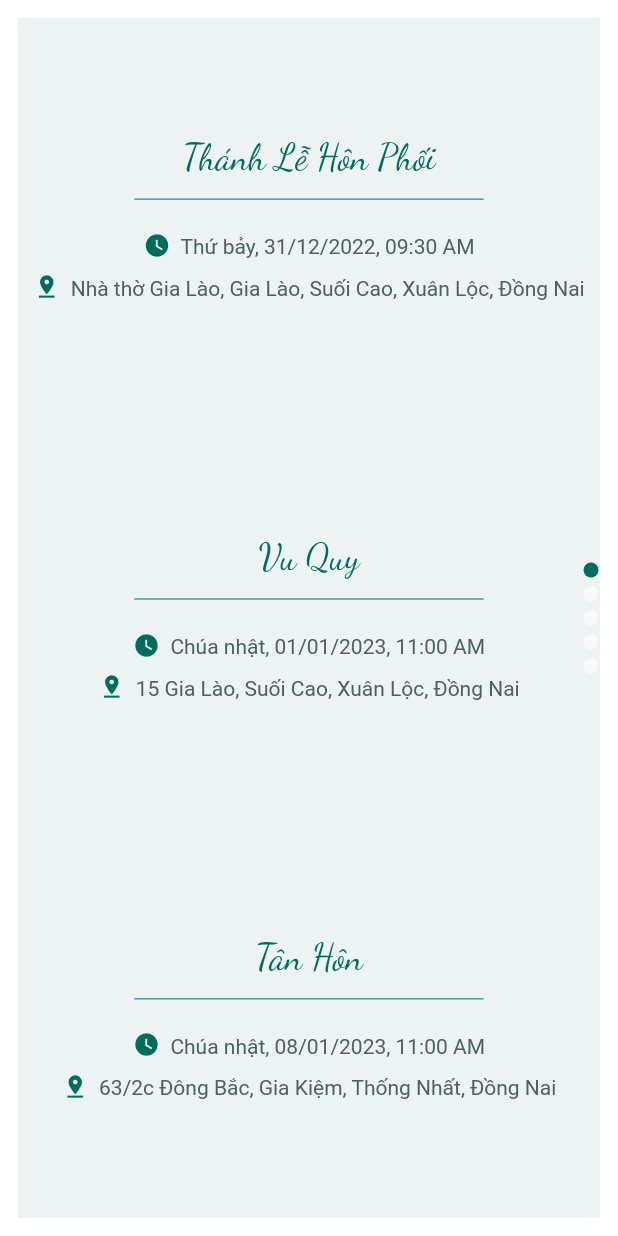
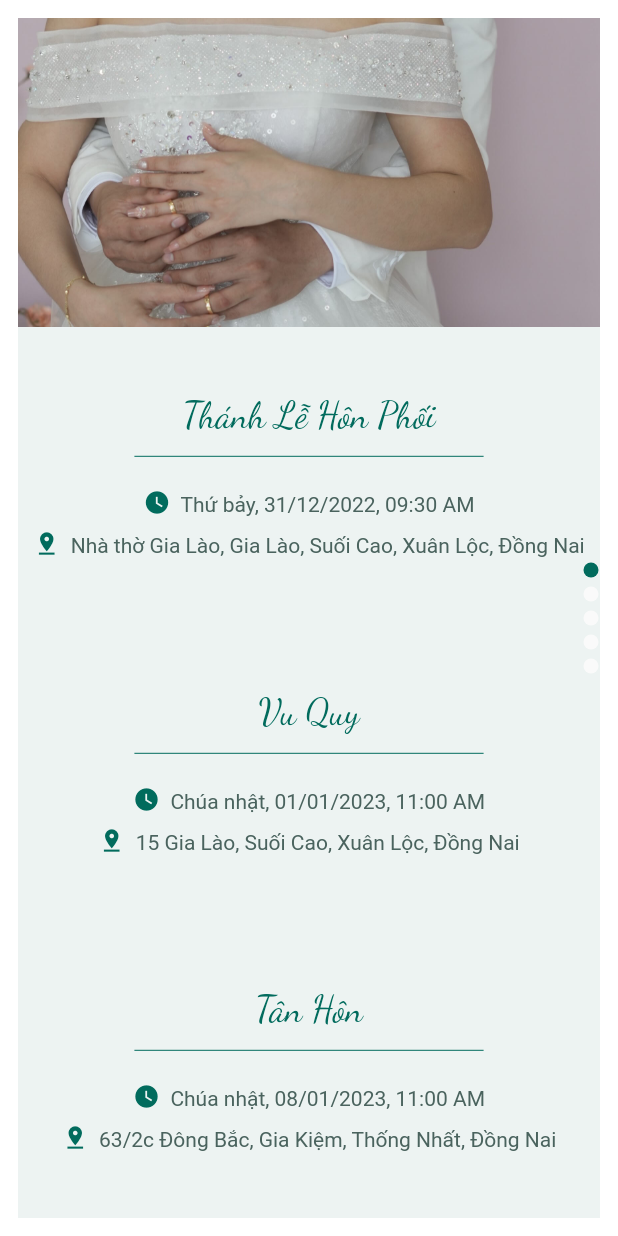
Before and after one commit to PeterHo249/wedding_invitation, a Flutter app: the screen it shows after launch, swiped to page 4, on a phone screen of 412 x 824 dp. Run offline on Flutter 3.47's test engine with Material 2 defaults, Android fonts, the light colour scheme and no system bars; our stand-ins replace flutter_swiper.

Commit message:
Adjust again

```diff
--- a/lib/ceremony_page.dart
+++ b/lib/ceremony_page.dart
@@ -31,9 +31,11 @@ class CeremonyPage extends StatelessWidget {
     var screenWidth = MediaQuery.of(context).size.width;
     var screenHeight = MediaQuery.of(context).size.height;
 
+    var isSmallHeight = screenHeight >= 500;
+
     var widgets = [
       SizedBox(
-        height: screenHeight * screenHeight >= 400 ? 0.25 : 0.18,
+        height: isSmallHeight ? screenHeight * 0.25 : screenHeight * 0.18,
         child: Image.asset(
           isVerticalScreen(context) ? eventVerticalPath : eventHorizontalPath,
           fit: BoxFit.cover,
@@ -131,7 +133,7 @@ class EventInformation extends StatelessWidget {
           ),
           Padding(
             padding: EdgeInsets.only(
-              bottom: getScale(context, MediaQuery.of(context).size.height >= 400 ? 15 : 5),
+              bottom: getScale(context, MediaQuery.of(context).size.height >= 500 ? 15 : 5),
             ),
             child: Divider(
               color: Theme.of(context).colorScheme.primary,
```
